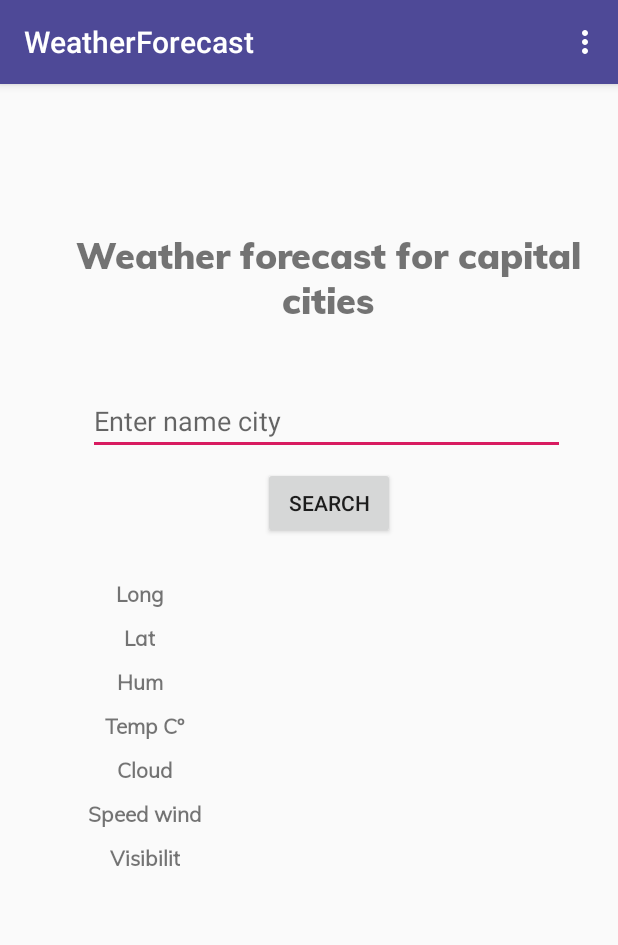
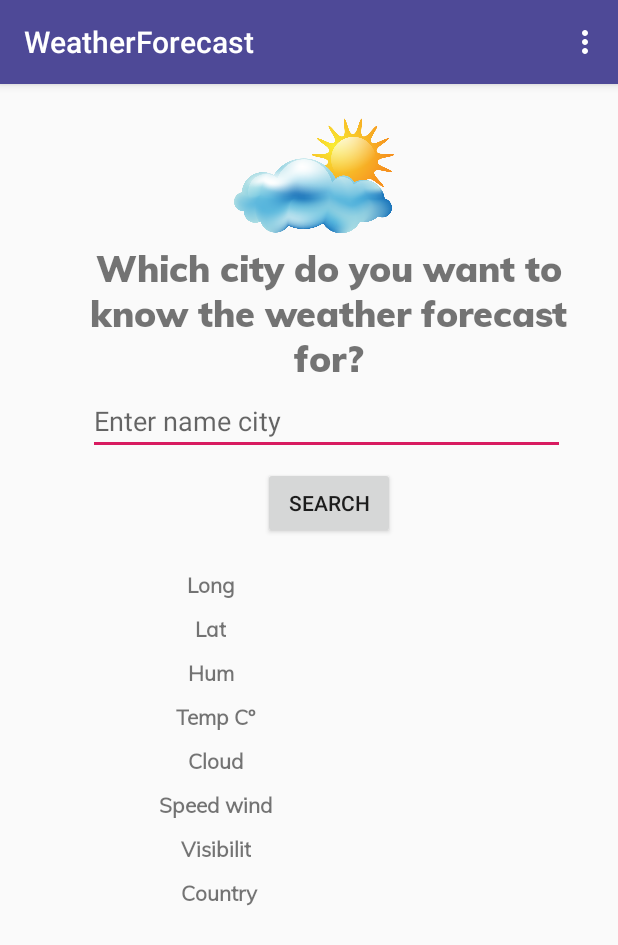
Before and after one commit to teodoront/WeatherForecastByOrlandoNeto, an Android app: the screen it shows after launch (MainActivity), on a phone screen of 412 x 824 dp. Shown: the top 945 px of the screen. Run offline under Robolectric (Android 15) with nearby library versions, the phone set to English and light mode, and no system bars.

Commit message:
Mudança de descrição e gif no about
ainda nao acabou

```diff
--- a/app/src/main/java/br/com/orlando/weatherforecast/ui/SearchCityFragment.kt
+++ b/app/src/main/java/br/com/orlando/weatherforecast/ui/SearchCityFragment.kt
@@ -66,6 +66,7 @@ class SearchCityFragment : Fragment() {
             textRerultCloud.text = it.clouds.all.toString()
             textResultWind.text = it.wind.speed.toString()
             textResultVisi.text = it.visibility.toString()
+            textCountRes.text = it.sys.country
         })
 
         prevResult.getWheatherApi(inputNameCity.text.toString(), context)
--- a/app/src/main/res/layout/fragment_search_city.xml
+++ b/app/src/main/res/layout/fragment_search_city.xml
@@ -35,8 +35,8 @@
         android:id="@+id/textResultado"
         android:layout_width="145dp"
         android:layout_height="23dp"
-        android:layout_marginTop="8dp"
-        android:layout_marginEnd="56dp"
+        android:layout_marginTop="4dp"
+        android:layout_marginEnd="44dp"
         android:gravity="center"
         app:layout_constraintEnd_toEndOf="parent"
         app:layout_constraintTop_toTopOf="@+id/guideline" />
@@ -50,25 +50,25 @@
         android:layout_marginRight="4dp"
         android:fontFamily="@font/muli_black"
         android:gravity="center"
-        android:text="Weather forecast for capital cities"
+        android:text="@string/weather"
         android:textSize="24sp"
         app:layout_constraintBottom_toTopOf="@+id/inputNameCity"
         app:layout_constraintEnd_toEndOf="parent"
         app:layout_constraintHorizontal_bias="0.698"
         app:layout_constraintStart_toStartOf="parent"
         app:layout_constraintTop_toTopOf="parent"
-        app:layout_constraintVertical_bias="0.351" />
+        app:layout_constraintVertical_bias="1.0" />
 
     <TextView
         android:id="@+id/textLong"
         android:layout_width="wrap_content"
         android:layout_height="wrap_content"
-        android:layout_marginTop="14dp"
+        android:layout_marginTop="8dp"
         android:fontFamily="@font/muli"
+        android:text="Long"
         android:textStyle="bold"
-        android:text="Long"
         app:layout_constraintEnd_toStartOf="@+id/textResultado"
-        app:layout_constraintHorizontal_bias="0.234"
+        app:layout_constraintHorizontal_bias="0.546"
         app:layout_constraintStart_toStartOf="@+id/guideline3"
         app:layout_constraintTop_toTopOf="@+id/guideline" />
 
@@ -231,5 +231,39 @@
         app:layout_constraintStart_toStartOf="@+id/textResultWind"
         app:layout_constraintTop_toBottomOf="@+id/textResultWind" />
 
+    <ImageView
+        android:id="@+id/imageView2"
+        android:layout_width="108dp"
+        android:layout_height="121dp"
+        app:layout_constraintEnd_toEndOf="parent"
+        app:layout_constraintHorizontal_bias="0.513"
+        app:layout_constraintStart_toStartOf="parent"
+        app:srcCompat="@drawable/ic_cloud_sun"
+        tools:layout_editor_absoluteY="-8dp" />
+
+    <TextView
+        android:id="@+id/textCount"
+        android:layout_width="wrap_content"
+        android:layout_height="wrap_content"
+        android:layout_marginTop="10dp"
+        android:text="Country"
+        android:textStyle="bold"
+        android:fontFamily="@font/muli"
+        app:layout_constraintEnd_toEndOf="@+id/textVisibiliti"
+        app:layout_constraintHorizontal_bias="0.0"
+        app:layout_constraintStart_toStartOf="@+id/textVisibiliti"
+        app:layout_constraintTop_toBottomOf="@+id/textVisibiliti" />
+
+    <TextView
+        android:id="@+id/textCountRes"
+        android:layout_width="145dp"
+        android:layout_height="23dp"
+        android:layout_marginTop="8dp"
+        android:gravity="center"
+        app:layout_constraintEnd_toEndOf="@+id/textResultVisi"
+        app:layout_constraintHorizontal_bias="0.534"
+        app:layout_constraintStart_toStartOf="@+id/textResultVisi"
+        app:layout_constraintTop_toBottomOf="@+id/textResultVisi" />
+
 
 </androidx.constraintlayout.widget.ConstraintLayout>
--- a/app/src/main/res/layout/fragment_search_result.xml
+++ b/app/src/main/res/layout/fragment_search_result.xml
@@ -7,12 +7,22 @@
 
     <TextView
         android:id="@+id/textResult"
-        android:layout_width="289dp"
-        android:layout_height="471dp"
+        android:layout_width="323dp"
+        android:layout_height="129dp"
         android:gravity="center"
         android:text="@string/current"
         app:layout_constraintBottom_toBottomOf="parent"
         app:layout_constraintEnd_toEndOf="parent"
         app:layout_constraintStart_toStartOf="parent"
         app:layout_constraintTop_toTopOf="parent" />
+
+    <ImageView
+        android:id="@+id/imageView"
+        android:layout_width="wrap_content"
+        android:layout_height="wrap_content"
+        android:layout_marginTop="16dp"
+        app:layout_constraintEnd_toEndOf="parent"
+        app:layout_constraintStart_toStartOf="parent"
+        app:layout_constraintTop_toTopOf="parent"
+        app:srcCompat="@drawable/giphy" />
 </androidx.constraintlayout.widget.ConstraintLayout>
--- a/app/src/main/res/values/strings.xml
+++ b/app/src/main/res/values/strings.xml
@@ -5,5 +5,6 @@
         Access current weather data for any location on Earth including over 200,000 cities!
         Current weather is frequently updated based on global models and data from more than 40,000 weather stations. Data is available in JSON, XML, or HTML format.
     </string>
+    <string name="weather">Which city do you want to know the weather forecast for?</string>
 
 </resources>
```
Also changed, not shown: app/src/main/res/drawable-v24/giphy.gif (added), app/src/main/res/drawable-v24/ic_cloud_sun.png (added).
